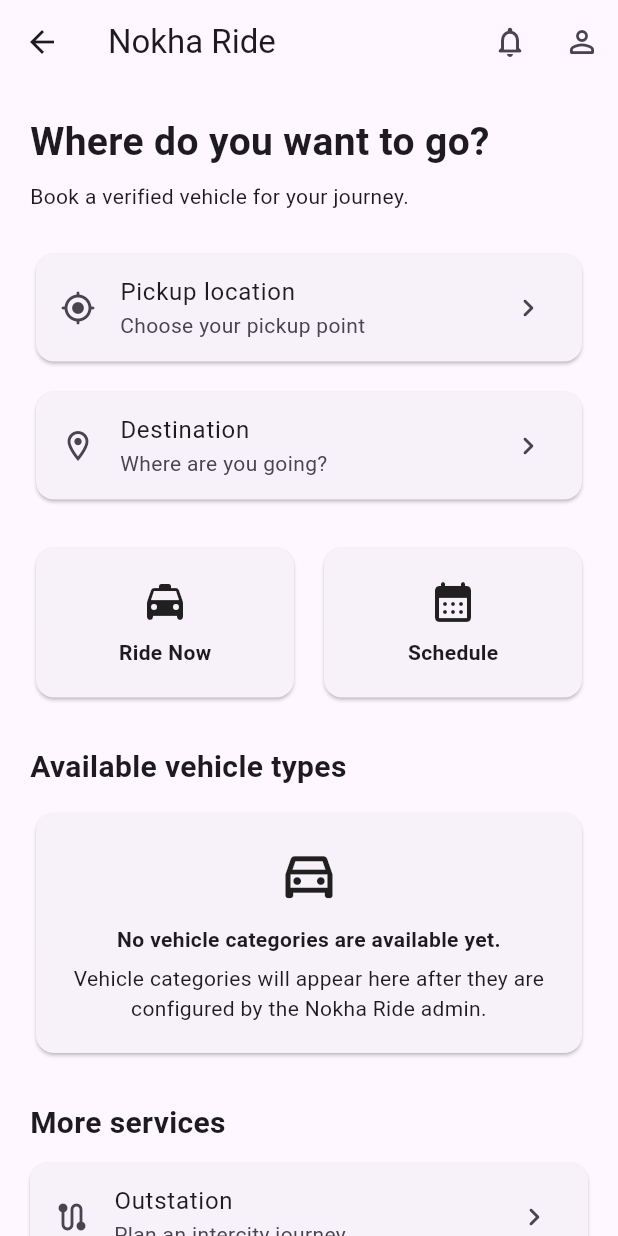
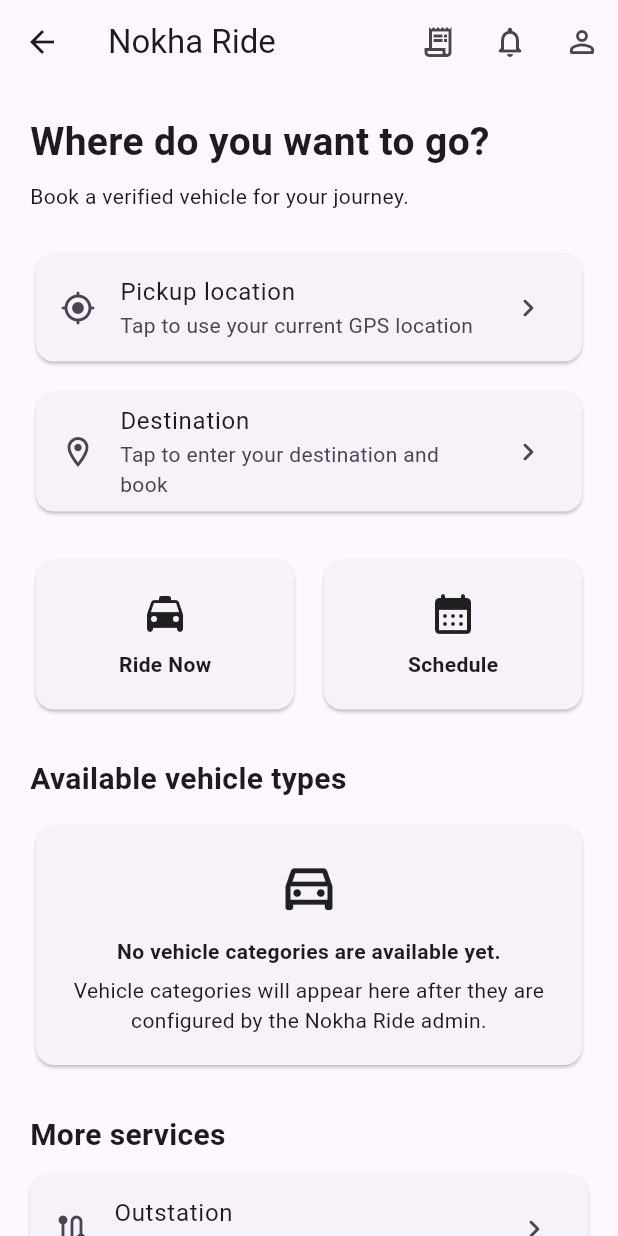
Before and after one commit to Raj0036/nokha-ride-app, a Flutter app: the _HomePageContent screen opened directly, on a phone screen of 412 x 824 dp. Run offline on Flutter 3.47's test engine with Material 3 defaults, Android fonts, the phone set to English and light mode, and no system bars; our stand-ins replace geocoding, geolocator, supabase_flutter, webview_flutter; accounts and stored records are empty; statements that could not run were skipped.

Commit message:
Wire home buttons to booking profile notifications and ride history

```diff
--- a/lib/features/home/views/home_page.dart
+++ b/lib/features/home/views/home_page.dart
@@ -1,9 +1,13 @@
 import 'package:flutter/material.dart';
 import 'package:provider/provider.dart';
 
+import '../../auth/views/profile_page.dart';
 import '../../location/viewmodels/location_viewmodel.dart';
 import '../models/vehicle_category.dart';
 import '../viewmodels/home_viewmodel.dart';
+import 'booking_page.dart';
+import 'my_rides_page.dart';
+import 'notifications_page.dart';
 
 class HomePage extends StatelessWidget {
   const HomePage({super.key});
@@ -12,12 +16,8 @@
   Widget build(BuildContext context) {
     return MultiProvider(
       providers: [
-        ChangeNotifierProvider(
-          create: (_) => HomeViewModel()..loadCategories(),
-        ),
-        ChangeNotifierProvider(
-          create: (_) => LocationViewModel(),
-        ),
+        ChangeNotifierProvider(create: (_) => HomeViewModel()..loadCategories()),
+        ChangeNotifierProvider(create: (_) => LocationViewModel()),
       ],
       child: const _HomePageContent(),
     );
@@ -27,31 +27,40 @@
 class _HomePageContent extends StatelessWidget {
   const _HomePageContent();
 
-  Future<void> _getPickupLocation(
-    BuildContext context,
-    LocationViewModel locationViewModel,
-  ) async {
-    final success = await locationViewModel.getCurrentLocation();
-
-    if (!context.mounted) {
-      return;
+  Future<void> _getPickupLocation(BuildContext context, LocationViewModel vm) async {
+    final success = await vm.getCurrentLocation();
+    if (!context.mounted) return;
+    final message = success
+        ? 'Current location detected successfully.'
+        : vm.errorMessage ?? 'Unable to get your location.';
+    ScaffoldMessenger.of(context).showSnackBar(SnackBar(content: Text(message)));
   }
 
-    if (!success && locationViewModel.errorMessage != null) {
-      ScaffoldMessenger.of(context).showSnackBar(
-        SnackBar(
-          content: Text(locationViewModel.errorMessage!),
+  Future<void> _openBooking(
+    BuildContext context, {
+    String bookingType = 'RIDE_NOW',
+    VehicleCategory? category,
+  }) async {
+    final location = context.read<LocationViewModel>().currentLocation;
+    final created = await Navigator.of(context).push<bool>(
+      MaterialPageRoute(
+        builder: (_) => BookingPage(
+          bookingType: bookingType,
+          initialCategory: category,
+          initialPickup: location,
+        ),
       ),
     );
+    if (!context.mounted) return;
+    if (created == true) {
+      ScaffoldMessenger.of(context).showSnackBar(
+        const SnackBar(content: Text('Booking submitted. Check My Rides for updates.')),
+      );
+    }
   }
 
-    if (success) {
-      ScaffoldMessenger.of(context).showSnackBar(
-        const SnackBar(
-          content: Text('Current location detected successfully.'),
-        ),
-      );
-    }
+  Future<void> _openPage(BuildContext context, Widget page) async {
+    await Navigator.of(context).push(MaterialPageRoute(builder: (_) => page));
   }
 
   @override
@@ -64,12 +73,17 @@
         title: const Text('Nokha Ride'),
         actions: [
           IconButton(
-            onPressed: () {},
+            onPressed: () => _openPage(context, const MyRidesPage()),
+            icon: const Icon(Icons.receipt_long_outlined),
+            tooltip: 'My Rides',
+          ),
+          IconButton(
+            onPressed: () => _openPage(context, const NotificationsPage()),
             icon: const Icon(Icons.notifications_none_rounded),
             tooltip: 'Notifications',
           ),
           IconButton(
-            onPressed: () {},
+            onPressed: () => _openPage(context, const ProfilePage()),
             icon: const Icon(Icons.person_outline_rounded),
             tooltip: 'Profile',
           ),
@@ -78,21 +92,13 @@
       body: RefreshIndicator(
         onRefresh: viewModel.refresh,
         child: ListView(
+          physics: const AlwaysScrollableScrollPhysics(),
           padding: const EdgeInsets.all(20),
           children: [
-            const Text(
-              'Where do you want to go?',
-              style: TextStyle(
-                fontSize: 26,
-                fontWeight: FontWeight.bold,
-              ),
-            ),
+            const Text('Where do you want to go?', style: TextStyle(fontSize: 26, fontWeight: FontWeight.bold)),
             const SizedBox(height: 8),
-            const Text(
-              'Book a verified vehicle for your journey.',
-            ),
+            const Text('Book a verified vehicle for your journey.'),
             const SizedBox(height: 24),
-
             _LocationCard(
               icon: Icons.my_location_rounded,
               title: 'Pickup location',
@@ -100,104 +106,67 @@
                   ? 'Getting your current location...'
                   : locationViewModel.hasLocation
                       ? 'Current location detected'
-                      : 'Choose your pickup point',
+                      : 'Tap to use your current GPS location',
               onTap: locationViewModel.isLoading
                   ? null
-                  : () => _getPickupLocation(
-                        context,
-                        locationViewModel,
+                  : () => _getPickupLocation(context, locationViewModel),
             ),
-            ),
-
             const SizedBox(height: 12),
-
-            const _LocationCard(
+            _LocationCard(
               icon: Icons.location_on_outlined,
               title: 'Destination',
-              subtitle: 'Where are you going?',
-              onTap: null,
+              subtitle: 'Tap to enter your destination and book',
+              onTap: () => _openBooking(context),
             ),
-
             const SizedBox(height: 24),
-
             Row(
               children: [
-                Expanded(
-                  child: _ActionCard(
+                Expanded(child: _ActionCard(
                   icon: Icons.local_taxi_rounded,
                   title: 'Ride Now',
-                    onTap: () {},
-                  ),
-                ),
+                  onTap: () => _openBooking(context),
+                )),
                 const SizedBox(width: 12),
-                Expanded(
-                  child: _ActionCard(
+                Expanded(child: _ActionCard(
                   icon: Icons.calendar_month_rounded,
                   title: 'Schedule',
-                    onTap: () {},
-                  ),
-                ),
+                  onTap: () => _openBooking(context, bookingType: 'SCHEDULED'),
+                )),
               ],
             ),
-
             const SizedBox(height: 28),
-
-            const Text(
-              'Available vehicle types',
-              style: TextStyle(
-                fontSize: 20,
-                fontWeight: FontWeight.bold,
-              ),
-            ),
-
+            const Text('Available vehicle types', style: TextStyle(fontSize: 20, fontWeight: FontWeight.bold)),
             const SizedBox(height: 12),
-
             if (viewModel.isLoading)
               const Padding(
                 padding: EdgeInsets.symmetric(vertical: 32),
-                child: Center(
-                  child: CircularProgressIndicator(),
-                ),
+                child: Center(child: CircularProgressIndicator()),
               )
             else if (viewModel.errorMessage != null)
-              _ErrorCard(
-                message: viewModel.errorMessage!,
-                onRetry: viewModel.loadCategories,
-              )
+              _ErrorCard(message: viewModel.errorMessage!, onRetry: viewModel.loadCategories)
             else if (viewModel.categories.isEmpty)
               const _EmptyCategoriesCard()
             else
-              ...viewModel.categories.map(
-                (category) => _VehicleCategoryCard(
+              ...viewModel.categories.map((category) => _VehicleCategoryCard(
                 category: category,
-                ),
-              ),
-
+                onTap: () => _openBooking(context, category: category),
+              )),
             const SizedBox(height: 28),
-
-            const Text(
-              'More services',
-              style: TextStyle(
-                fontSize: 20,
-                fontWeight: FontWeight.bold,
-              ),
-            ),
-
+            const Text('More services', style: TextStyle(fontSize: 20, fontWeight: FontWeight.bold)),
             const SizedBox(height: 12),
-
             _ServiceTile(
               icon: Icons.route_rounded,
               title: 'Outstation',
               subtitle: 'Plan an intercity journey',
-              onTap: () {},
+              onTap: () => _openBooking(context, bookingType: 'OUTSTATION'),
             ),
-
             _ServiceTile(
               icon: Icons.event_available_rounded,
               title: 'Event Booking',
-              subtitle: 'Book multiple vehicles for an event',
-              onTap: () {},
+              subtitle: 'Request a vehicle for an event',
+              onTap: () => _openBooking(context, bookingType: 'EVENT'),
             ),
+            const SizedBox(height: 20),
           ],
         ),
       ),
@@ -210,17 +179,10 @@
   final String title;
   final String subtitle;
   final VoidCallback? onTap;
-
-  const _LocationCard({
-    required this.icon,
-    required this.title,
-    required this.subtitle,
-    required this.onTap,
-  });
+  const _LocationCard({required this.icon, required this.title, required this.subtitle, required this.onTap});
 
   @override
-  Widget build(BuildContext context) {
-    return Card(
+  Widget build(BuildContext context) => Card(
     child: ListTile(
       onTap: onTap,
       leading: Icon(icon),
@@ -230,75 +192,46 @@
     ),
   );
 }
-}
 
 class _ActionCard extends StatelessWidget {
   final IconData icon;
   final String title;
   final VoidCallback onTap;
-
-  const _ActionCard({
-    required this.icon,
-    required this.title,
-    required this.onTap,
-  });
+  const _ActionCard({required this.icon, required this.title, required this.onTap});
 
   @override
-  Widget build(BuildContext context) {
-    return Card(
+  Widget build(BuildContext context) => Card(
     child: InkWell(
       onTap: onTap,
       borderRadius: BorderRadius.circular(12),
       child: Padding(
-          padding: const EdgeInsets.symmetric(
-            vertical: 20,
-            horizontal: 12,
-          ),
-          child: Column(
-            children: [
+        padding: const EdgeInsets.symmetric(vertical: 20, horizontal: 12),
+        child: Column(children: [
           Icon(icon, size: 32),
           const SizedBox(height: 8),
-              Text(
-                title,
-                style: const TextStyle(
-                  fontWeight: FontWeight.w600,
-                ),
-              ),
-            ],
-          ),
+          Text(title, style: const TextStyle(fontWeight: FontWeight.w600)),
+        ]),
       ),
     ),
   );
 }
-}
 
 class _VehicleCategoryCard extends StatelessWidget {
   final VehicleCategory category;
-
-  const _VehicleCategoryCard({
-    required this.category,
-  });
+  final VoidCallback onTap;
+  const _VehicleCategoryCard({required this.category, required this.onTap});
 
   @override
   Widget build(BuildContext context) {
-    final seats = category.maxSeats != null
-        ? '${category.maxSeats} seats'
-        : 'Passenger vehicle';
-
+    final seats = category.maxSeats != null ? '${category.maxSeats} seats' : 'Passenger vehicle';
     return Card(
       margin: const EdgeInsets.only(bottom: 10),
       child: ListTile(
-        leading: const CircleAvatar(
-          child: Icon(Icons.directions_car_rounded),
-        ),
+        leading: const CircleAvatar(child: Icon(Icons.directions_car_rounded)),
         title: Text(category.name),
-        subtitle: Text(
-          category.description?.trim().isNotEmpty == true
-              ? category.description!
-              : seats,
-        ),
+        subtitle: Text(category.description?.trim().isNotEmpty == true ? category.description! : seats),
         trailing: const Icon(Icons.chevron_right_rounded),
-        onTap: () {},
+        onTap: onTap,
       ),
     );
   }
@@ -306,73 +239,38 @@
 
 class _EmptyCategoriesCard extends StatelessWidget {
   const _EmptyCategoriesCard();
-
   @override
-  Widget build(BuildContext context) {
-    return Card(
+  Widget build(BuildContext context) => Card(
     child: Padding(
       padding: const EdgeInsets.all(20),
-        child: Column(
-          children: const [
-            Icon(
-              Icons.directions_car_outlined,
-              size: 42,
-            ),
+      child: Column(children: const [
+        Icon(Icons.directions_car_outlined, size: 42),
         SizedBox(height: 12),
-            Text(
-              'No vehicle categories are available yet.',
-              textAlign: TextAlign.center,
-              style: TextStyle(
-                fontWeight: FontWeight.w600,
-              ),
-            ),
+        Text('No vehicle categories are available yet.', textAlign: TextAlign.center, style: TextStyle(fontWeight: FontWeight.w600)),
         SizedBox(height: 6),
-            Text(
-              'Vehicle categories will appear here after they are configured by the Nokha Ride admin.',
-              textAlign: TextAlign.center,
-            ),
-          ],
-        ),
+        Text('Vehicle categories will appear here after they are configured by the Nokha Ride admin.', textAlign: TextAlign.center),
+      ]),
     ),
   );
-  }
 }
 
 class _ErrorCard extends StatelessWidget {
   final String message;
   final VoidCallback onRetry;
-
-  const _ErrorCard({
-    required this.message,
-    required this.onRetry,
-  });
-
+  const _ErrorCard({required this.message, required this.onRetry});
   @override
-  Widget build(BuildContext context) {
-    return Card(
+  Widget build(BuildContext context) => Card(
     child: Padding(
       padding: const EdgeInsets.all(20),
-        child: Column(
-          children: [
-            const Icon(
-              Icons.error_outline_rounded,
-              size: 42,
-            ),
+      child: Column(children: [
+        const Icon(Icons.error_outline_rounded, size: 42),
         const SizedBox(height: 12),
-            Text(
-              message,
-              textAlign: TextAlign.center,
-            ),
+        Text(message, textAlign: TextAlign.center),
         const SizedBox(height: 12),
-            OutlinedButton(
-              onPressed: onRetry,
-              child: const Text('Retry'),
-            ),
-          ],
-        ),
+        OutlinedButton(onPressed: onRetry, child: const Text('Retry')),
+      ]),
     ),
   );
-  }
 }
 
 class _ServiceTile extends StatelessWidget {
@@ -380,17 +278,9 @@
   final String title;
   final String subtitle;
   final VoidCallback onTap;
-
-  const _ServiceTile({
-    required this.icon,
-    required this.title,
-    required this.subtitle,
-    required this.onTap,
-  });
-
+  const _ServiceTile({required this.icon, required this.title, required this.subtitle, required this.onTap});
   @override
-  Widget build(BuildContext context) {
-    return Card(
+  Widget build(BuildContext context) => Card(
     margin: const EdgeInsets.only(bottom: 10),
     child: ListTile(
       onTap: onTap,
@@ -401,4 +291,3 @@
     ),
   );
 }
-}
```
Lines whose indentation alone changed are shown as unchanged.
